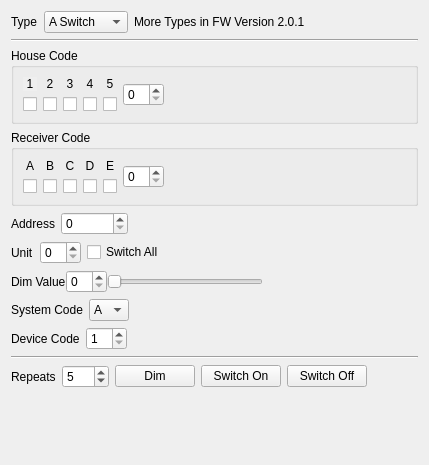
Qt form src/brickv/plugin_system/plugins/remote_switch/ui/remote_switch.ui (Tinkerforge/brickv) before a commit.
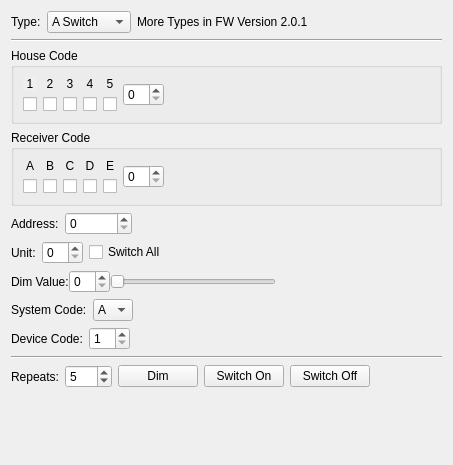
The same form after that commit.

```diff
--- a/src/brickv/plugin_system/plugins/remote_switch/ui/remote_switch.ui
+++ b/src/brickv/plugin_system/plugins/remote_switch/ui/remote_switch.ui
@@ -6,7 +6,7 @@
    <rect>
     <x>0</x>
     <y>0</y>
-    <width>429</width>
+    <width>453</width>
     <height>465</height>
    </rect>
   </property>
@@ -19,7 +19,7 @@
      <item>
       <widget class="QLabel" name="label_14">
        <property name="text">
-        <string>Type</string>
+        <string>Type:</string>
        </property>
       </widget>
      </item>
@@ -379,7 +379,7 @@
         <item>
          <widget class="QLabel" name="label_address">
           <property name="text">
-           <string>Address</string>
+           <string>Address:</string>
           </property>
          </widget>
         </item>
@@ -425,7 +425,7 @@
         <item>
          <widget class="QLabel" name="label_unit">
           <property name="text">
-           <string>Unit</string>
+           <string>Unit:</string>
           </property>
          </widget>
         </item>
@@ -475,7 +475,7 @@
         <item>
          <widget class="QLabel" name="label_12">
           <property name="text">
-           <string>Dim Value</string>
+           <string>Dim Value:</string>
           </property>
          </widget>
         </item>
@@ -525,7 +525,7 @@
         <item>
          <widget class="QLabel" name="label_13">
           <property name="text">
-           <string>System Code</string>
+           <string>System Code:</string>
           </property>
          </widget>
         </item>
@@ -642,7 +642,7 @@
         <item>
          <widget class="QLabel" name="label_15">
           <property name="text">
-           <string>Device Code</string>
+           <string>Device Code:</string>
           </property>
          </widget>
         </item>
@@ -686,7 +686,7 @@
      <item>
       <widget class="QLabel" name="label_11">
        <property name="text">
-        <string>Repeats</string>
+        <string>Repeats:</string>
        </property>
       </widget>
      </item>
```
